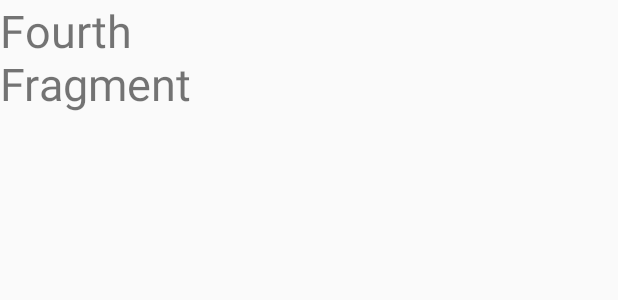
After one commit to ClashStat/stats_for_clash_of_clans, an Android app: the layout fragment_fourth.xml on its own in the app's theme, with its tools: preview values and no code run, on a phone screen of 412 x 824 dp. The commit adds this screen. Shown: the top 300 px of the screen. Run offline under Robolectric (Android 15) with nearby library versions, the phone set to English and light mode, and no system bars.

Commit message:
Adding more fragments

```diff
--- a/app/src/main/res/layout/activity_fragment.xml
+++ b/app/src/main/res/layout/activity_fragment.xml
@@ -14,7 +14,7 @@
         app:layout_constraintBottom_toBottomOf="parent"
         app:layout_constraintEnd_toEndOf="parent"
         app:layout_constraintStart_toStartOf="parent"
-        android:background="@color/teal_200"
+        android:background="@color/white"
         app:menu="@menu/bottom_menu"/>
 
     <fragment
--- /dev/null
+++ b/app/src/main/res/layout/fragment_fourth.xml
@@ -0,0 +1,17 @@
+<?xml version="1.0" encoding="utf-8"?>
+<androidx.constraintlayout.widget.ConstraintLayout
+    xmlns:android="http://schemas.android.com/apk/res/android"
+    xmlns:tools="http://schemas.android.com/tools"
+    android:layout_width="match_parent"
+    android:layout_height="match_parent"
+    tools:context=".FourthFragment">
+
+    <!-- TODO: Update blank fragment layout -->
+    <TextView
+        android:id="@+id/textView3"
+        android:layout_width="172dp"
+        android:layout_height="93dp"
+        android:text="Fourth Fragment"
+        android:textSize="30sp" />
+
+</androidx.constraintlayout.widget.ConstraintLayout>
--- a/app/src/main/res/menu/bottom_menu.xml
+++ b/app/src/main/res/menu/bottom_menu.xml
@@ -10,4 +10,6 @@
 
     <item android:title="Frag 3"
         android:id="@+id/thirdFragment"/>
+
+
 </menu>
--- a/app/src/main/res/navigation/my_nav.xml
+++ b/app/src/main/res/navigation/my_nav.xml
@@ -20,4 +20,9 @@
         android:name="com.parthapp.statsforclashofclans.ThirdFragment"
         android:label="fragment_third"
         tools:layout="@layout/fragment_third" />
+    <fragment
+        android:id="@+id/fourthFragment"
+        android:name="com.parthapp.statsforclashofclans.FourthFragment"
+        android:label="fragment_fourth"
+        tools:layout="@layout/fragment_fourth" />
 </navigation>
```
Also changed, not shown: app/src/main/java/com/parthapp/statsforclashofclans/FourthFragment.java (added, +64 -0 lines).
